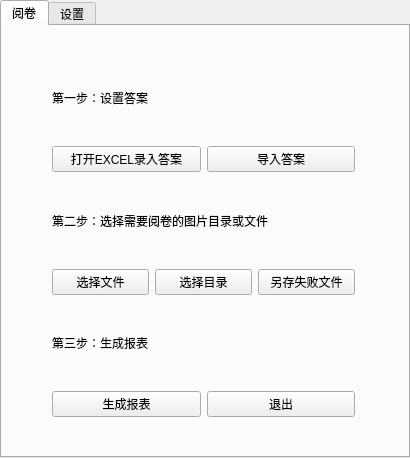
r53127/MyScan, file ScanWindow.ui: the form before one commit.
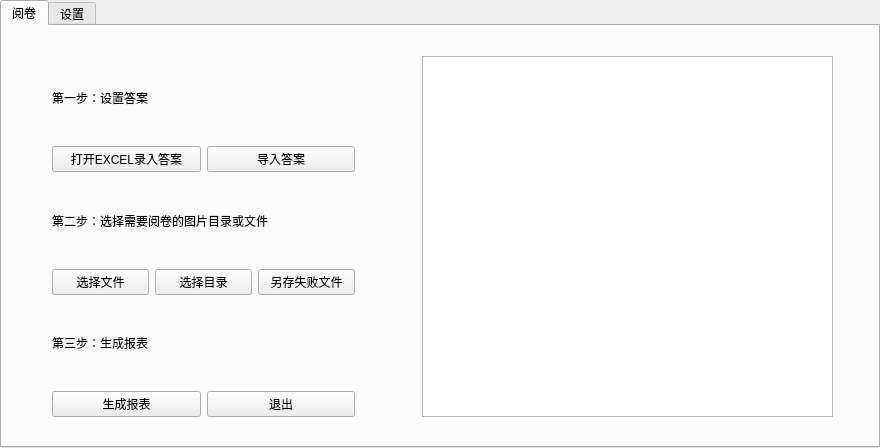
The form after the commit.

```diff
--- a/ScanWindow.ui
+++ b/ScanWindow.ui
@@ -6,22 +6,10 @@
    <rect>
     <x>0</x>
     <y>0</y>
-    <width>410</width>
-    <height>458</height>
+    <width>880</width>
+    <height>448</height>
    </rect>
   </property>
-  <property name="sizePolicy">
-   <sizepolicy hsizetype="Fixed" vsizetype="Fixed">
-    <horstretch>0</horstretch>
-    <verstretch>0</verstretch>
-   </sizepolicy>
-  </property>
-  <property name="maximumSize">
-   <size>
-    <width>410</width>
-    <height>578</height>
-   </size>
-  </property>
   <property name="windowTitle">
    <string>MyScan</string>
   </property>
@@ -126,6 +114,16 @@
      </item>
     </layout>
    </widget>
+   <widget class="QGraphicsView" name="graphicsView">
+    <property name="geometry">
+     <rect>
+      <x>420</x>
+      <y>30</y>
+      <width>411</width>
+      <height>361</height>
+     </rect>
+    </property>
+   </widget>
   </widget>
   <widget class="QWidget" name="tab">
    <attribute name="title">
```
